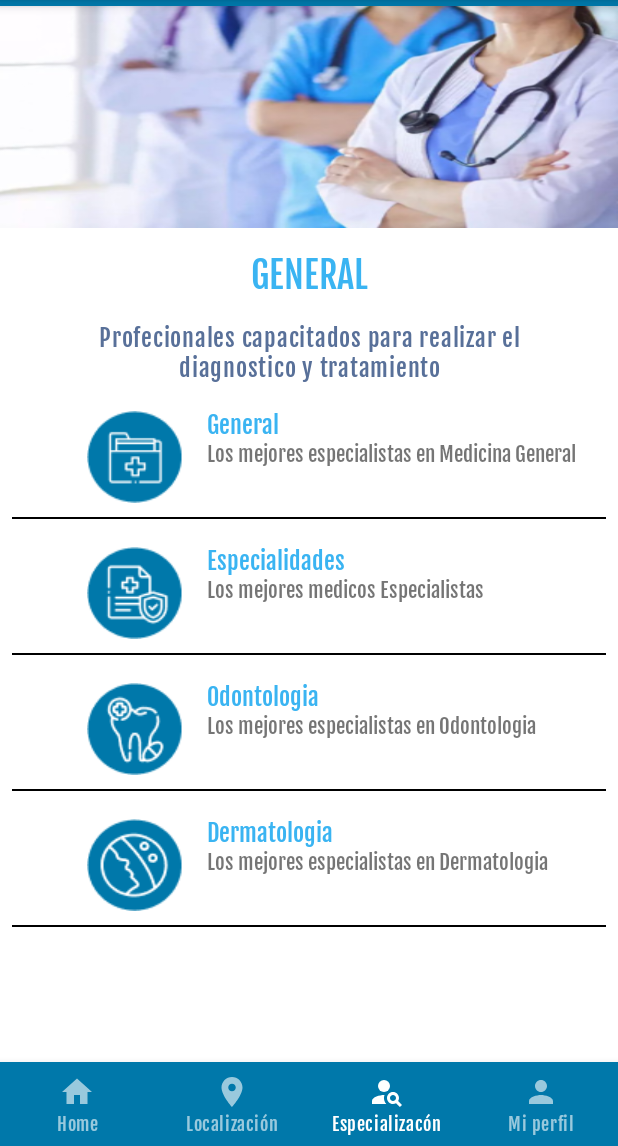
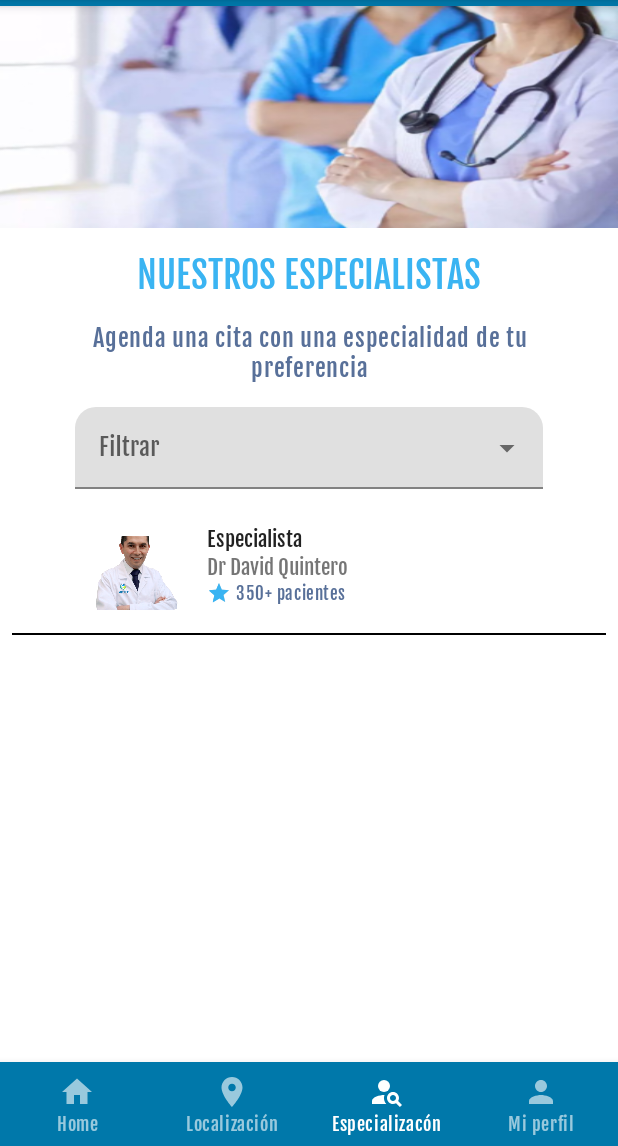
Before and after one commit to DonJuan222/SmartHealth, an Android app: the SpecialistFragment screen opened through its navigation route, on a phone screen of 412 x 824 dp, the part 90-1236 px from its top. Run offline under Robolectric (Android 15) with nearby library versions, the phone set to English and light mode, and no system bars; our stand-ins replace navigation-ui.

Commit message:
Un nuevo commit v30 sep 1

```diff
--- a/app/build.gradle
+++ b/app/build.gradle
@@ -3,6 +3,8 @@
     id 'org.jetbrains.kotlin.android'
     // id 'com.google.gms.google-services'
     id 'com.google.android.libraries.mapsplatform.secrets-gradle-plugin'
+    id 'androidx.navigation.safeargs'
+
 }
 
 android {
--- a/app/src/main/java/com/example/project002/ul/adapters/DoctorAdapter.kt
+++ b/app/src/main/java/com/example/project002/ul/adapters/DoctorAdapter.kt
@@ -10,7 +10,7 @@
 
 class DoctorAdapter(var list: List<DoctorModel>): RecyclerView.Adapter<DoctorAdapter.ViewHolder>() {
 
-    private var listener: OnDoctorClickListener? = null
+    var listener: OnDoctorClickListener? = null
 
     class ViewHolder(val view: ItemDoctoresBinding):RecyclerView.ViewHolder(view.root)
 
@@ -35,4 +35,8 @@
     override fun getItemCount(): Int {
         return list.size
     }
+    fun changeDataSet(newList: List<DoctorModel>){
+        this.list = newList
+        notifyDataSetChanged()
+    }
 }
--- a/app/src/main/java/com/example/project002/ul/fragments/SpecialistFragment.kt
+++ b/app/src/main/java/com/example/project002/ul/fragments/SpecialistFragment.kt
@@ -6,19 +6,27 @@
 import android.view.LayoutInflater
 import android.view.View
 import android.view.ViewGroup
+import android.widget.ArrayAdapter
+import androidx.navigation.fragment.navArgs
 import androidx.recyclerview.widget.LinearLayoutManager
 import com.example.project002.interfaces.OnServiceClickListener
 import com.example.project002.R
-import com.example.project002.ul.adapters.ServiceAdapter
+import com.example.project002.data.models.DoctorModel
 import com.example.project002.data.models.ServiceModel
 import com.example.project002.databinding.FragmentSpecialistBinding
+import com.example.project002.interfaces.OnDoctorClickListener
+import com.example.project002.ul.adapters.DoctorAdapter
 
 
 class SpecialistFragment : Fragment() {
 
     private var _binding:FragmentSpecialistBinding? =null
     private val binding: FragmentSpecialistBinding get() = _binding!!
-    private lateinit var serviceAdapter: ServiceAdapter
+    private val args: SpecialistFragmentArgs by navArgs()
+    private lateinit var doctorAdapter: DoctorAdapter
+    private lateinit var doctorList: List<DoctorModel>
+    private lateinit var originalList: List<DoctorModel>
+    private lateinit var categories: List<String>
 
 
     override fun onCreateView(
@@ -26,39 +34,69 @@
         savedInstanceState: Bundle?
     ): View? {
         _binding=FragmentSpecialistBinding.inflate(inflater,container, false)
+
         return binding.root
     }
 
     override fun onStart() {
         super.onStart()
-        serviceAdapter= ServiceAdapter(
-            mutableListOf(
-                ServiceModel(
-                    "1","General","Los mejores especialistas en Medicina General",
-                    R.drawable.ico_general.toString()
-                ),
-                ServiceModel(
-                    "2","Especialidades","Los mejores medicos Especialistas",
-                    R.drawable.ico_especialidades.toString()
-                ),
-                ServiceModel(
-                    "3","Odontologia","Los mejores especialistas en Odontologia",
-                    R.drawable.ico_odontologia.toString()
-                ),
-                ServiceModel(
-                    "4","Dermatologia","Los mejores especialistas en Dermatologia",
-                    R.drawable.ico_dermatologia.toString()
-                )
-            )
+        categories = listOf(
+            "Todos","Especialista","Dermatologia","Odontologia","General"
         )
-        serviceAdapter.listener=object : OnServiceClickListener {
-            override fun onClick(item: ServiceModel) {
-                Log.d("Hola", item.title)
+        originalList = listOf(
+            DoctorModel("1","Dr David Quintero", "Especialista","350+ pacientes", R.drawable.doc1.toString(),
+                5.0, "Médicos con estudios avanzados y capacitación clínica en un área específica."),
+            DoctorModel("2","Dr Juan Diego Polindara ", "Dermatologia","350+ pacientes", R.drawable.doc1.toString(),
+                5.0, "Médicos con estudios avanzados y capacitación clínica en un área específica."),
+            DoctorModel("3","Dr Lorena ", "Odontologia","350+ pacientes", R.drawable.doc1.toString(),
+                5.0, "Médicos con estudios avanzados y capacitación clínica en un área específica."),
+            DoctorModel("4","Dr Santiago", "General","350+ pacientes", R.drawable.doc1.toString(),
+                5.0, "Médicos con estudios avanzados y capacitación clínica en un área específica.")
+
+        )
+        doctorList = listOf(
+            DoctorModel("1","Dr David Quintero", "Especialista","350+ pacientes", R.drawable.doc1.toString(),
+                5.0, "Médicos con estudios avanzados y capacitación clínica en un área específica."),
+            DoctorModel("2","Dr Juan Diego Polindara ", "Dermatologia","350+ pacientes", R.drawable.doc1.toString(),
+                5.0, "Médicos con estudios avanzados y capacitación clínica en un área específica."),
+            DoctorModel("3","Dr Lorena ", "Odontologia","350+ pacientes", R.drawable.doc1.toString(),
+                5.0, "Médicos con estudios avanzados y capacitación clínica en un área específica."),
+            DoctorModel("4","Dr Santiago", "General","350+ pacientes", R.drawable.doc1.toString(),
+                5.0, "Médicos con estudios avanzados y capacitación clínica en un área específica.")
+
+        )
+        if (args.search) {
+            binding.specialistFragmentSearch.visibility = View.VISIBLE
+            binding.specialistTittleList.visibility = View.GONE
+            binding.specialistTittle.text = getString(R.string.specialist_fragment_title)
+            binding.specialistSubtittle.text = getString(R.string.specialist_fragment_subtitle)
+        }else{
+            binding.specialistFragmentSearch.visibility = View.GONE
+            binding.specialistTittleList.visibility = View.VISIBLE
+            binding.specialistTittle.text = args.name
+            doctorList = originalList.filter { x -> x.speciality == args.name }
+            binding.specialistSubtittle.text = args.description
+        }
+        doctorAdapter = DoctorAdapter(doctorList)
+        doctorAdapter.listener = object : OnDoctorClickListener{
+            override fun  onClick(item: DoctorModel){
+                Log.d("HOLA", item.name)
             }
+        }
+
+        binding.specialistFragmentSearchAutocomplete.setAdapter(
+            ArrayAdapter(requireContext(),android.R.layout.simple_dropdown_item_1line, categories))
+        binding.specialistFragmentSearchAutocomplete.setOnItemClickListener { parent, view, position, id ->
+            var category = categories[position]
+            if (category != "Todos")
+                doctorList = originalList.filter { x -> x.speciality == category }
+            else
+                doctorList = originalList
+            doctorAdapter.changeDataSet(doctorList)
 
         }
         binding.specialistFragment.apply {
-            adapter=serviceAdapter
+            adapter=doctorAdapter
             layoutManager=LinearLayoutManager(requireContext())
         }
     }
--- a/app/src/main/res/layout/fragment_specialist.xml
+++ b/app/src/main/res/layout/fragment_specialist.xml
@@ -65,7 +65,7 @@
         />
 
         <com.google.android.material.textfield.TextInputLayout
-            android:id="@+id/specialist_search"
+            android:id="@+id/specialist_fragment_search"
             style="@style/Widget.MaterialComponents.TextInputLayout.FilledBox.ExposedDropdownMenu"
             android:layout_width="match_parent"
             android:layout_height="wrap_content"
@@ -77,6 +77,7 @@
             >
 
             <AutoCompleteTextView
+                android:id="@+id/specialist_fragment_search_autocomplete"
                 android:layout_width="match_parent"
                 android:layout_height="match_parent"
                 android:inputType="none"
--- a/app/src/main/res/values/strings.xml
+++ b/app/src/main/res/values/strings.xml
@@ -35,5 +35,7 @@
     <string name="especialistas_tittle_list">Especialistas</string>
     <string name="filtrar_specialist">Filtrar</string>
     <string name="login_error">Credenciales invalidas </string>
+    <string name="specialist_fragment_title"> Nuestros Especialistas </string>
+    <string name="specialist_fragment_subtitle"> Agenda una cita con una especialidad de tu preferencia </string>
 
 </resources>
--- a/build.gradle
+++ b/build.gradle
@@ -4,6 +4,7 @@
         google()
     }
     dependencies {
+        classpath 'androidx.navigation:navigation-safe-args-gradle-plugin:2.5.2'
         classpath 'com.google.gms:google-services:4.3.14'
     }
 }
```
Also changed, not shown: app/src/main/java/com/example/project002/ul/fragments/HomeFragment.kt (+5 -3 lines).
